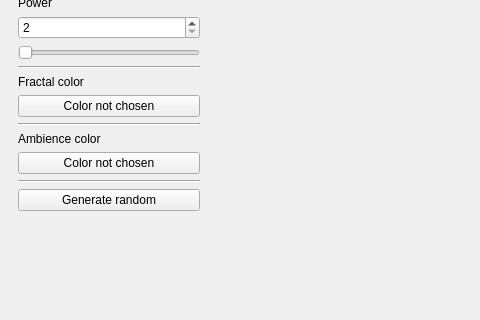
Old version of the form ui/mainwindow.ui in the repository Constantor/fractals3d; both pictures show x 0 to 480 and y 316 to 636 of the 1000 by 740 pixel window.
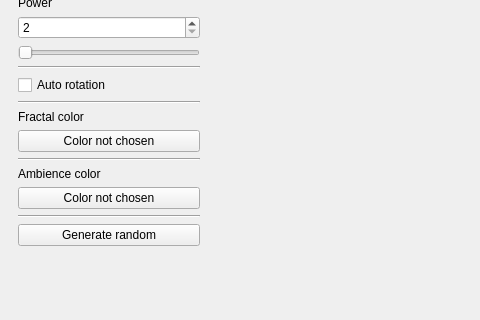
New version of the form. Custom widgets are drawn as their Qt base class.

What changed in the file:
```diff
--- a/ui/mainwindow.ui
+++ b/ui/mainwindow.ui
@@ -268,6 +268,23 @@
 									</property>
 								</widget>
 							</item>
+                            <item>
+        <widget class="QCheckBox" name="rotationBox">
+         <property name="text">
+          <string>Auto rotation</string>
+         </property>
+        </widget>
+       </item>
+       <item>
+        <widget class="QFrame" name="frame8">
+         <property name="frameShape">
+          <enum>QFrame::HLine</enum>
+         </property>
+         <property name="frameShadow">
+          <enum>QFrame::Sunken</enum>
+         </property>
+        </widget>
+       </item>
 							<item>
 								<widget class="QLabel" name="fractalColorHintLabel">
 									<property name="text">
```
